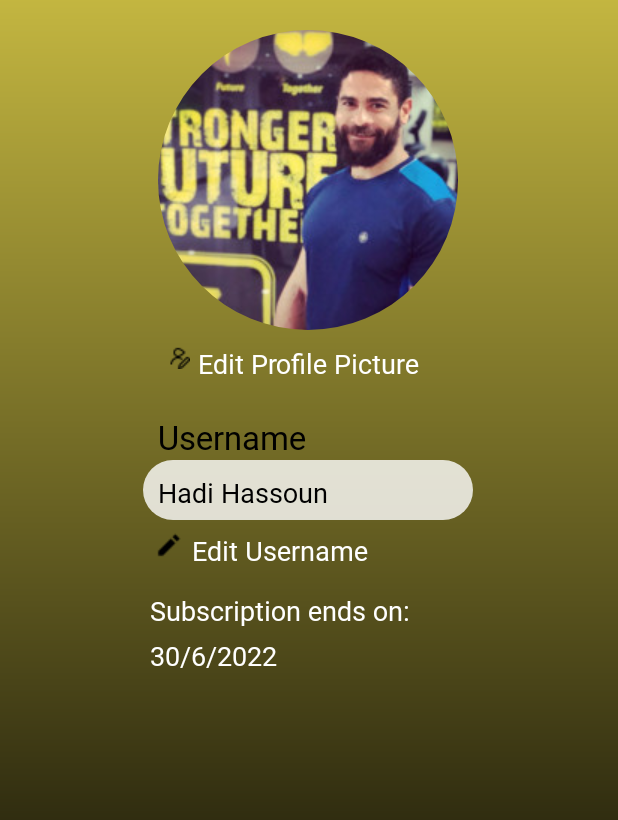
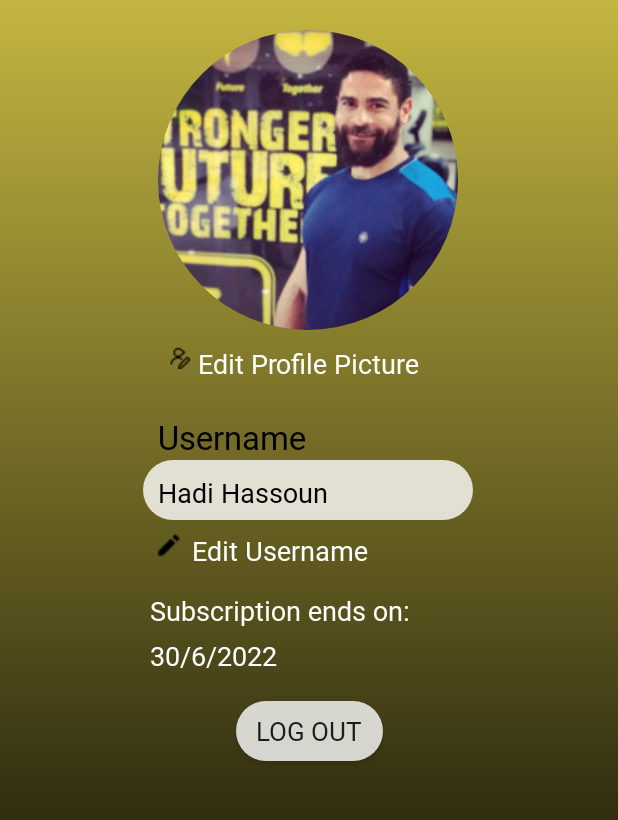
Before and after one commit to HassounHadi/FitPal, an Android app: the profilePage screen opened directly, with no data from a screen before it, on a phone screen of 412 x 824 dp, the part 146-966 px from its top. Run offline under Robolectric (Android 15) with nearby library versions, the light colour scheme and no system bars.

Commit message:
Page-7 Adding Logout Button

```diff
--- a/FrontEnd/app/src/main/res/layout/profile.xml
+++ b/FrontEnd/app/src/main/res/layout/profile.xml
@@ -108,30 +108,46 @@
         android:layout_marginTop="8dp"
         android:src="@drawable/edit_username"
         app:layout_constraintStart_toStartOf="@id/username"
-        app:layout_constraintTop_toBottomOf="@id/username"/>
+        app:layout_constraintTop_toBottomOf="@id/username" />
 
     <TextView
         android:id="@+id/subs"
         android:layout_width="wrap_content"
         android:layout_height="wrap_content"
+        android:layout_marginLeft="100dp"
+        android:layout_marginTop="15dp"
+        android:fontFamily="@font/seoulnamsan"
         android:text="Subscription ends on:"
-        android:fontFamily="@font/seoulnamsan"
+        android:textColor="@color/white"
         android:textSize="18dp"
-        android:textColor="@color/white"
-        app:layout_constraintTop_toBottomOf="@id/edit_usr"
         app:layout_constraintStart_toStartOf="parent"
-        android:layout_marginTop="15dp"
-        android:layout_marginLeft="100dp"/>
+        app:layout_constraintTop_toBottomOf="@id/edit_usr" />
 
     <TextView
+        android:id="@+id/dsubs"
         android:layout_width="wrap_content"
         android:layout_height="wrap_content"
+        android:layout_marginTop="5dp"
+        android:fontFamily="@font/seoulnamsan"
         android:text="30/6/2022"
-        android:fontFamily="@font/seoulnamsan"
         android:textColor="@color/white"
         android:textSize="18dp"
-        app:layout_constraintTop_toBottomOf="@id/subs"
         app:layout_constraintStart_toStartOf="@id/subs"
-        android:layout_marginTop="5dp"/>
+        app:layout_constraintTop_toBottomOf="@id/subs" />
+
+    <Button
+        android:id="@+id/logout"
+        android:layout_width="98dp"
+        android:layout_height="40dp"
+        android:layout_marginTop="18dp"
+        android:background="@drawable/rectangle_3"
+        android:fontFamily="@font/seoulnamsan"
+        android:text="Log Out"
+        android:textAlignment="center"
+        android:textSize="17dp"
+        app:layout_constraintEnd_toEndOf="parent"
+        app:layout_constraintHorizontal_bias="0.5"
+        app:layout_constraintStart_toStartOf="parent"
+        app:layout_constraintTop_toBottomOf="@id/dsubs" />
 
 </androidx.constraintlayout.widget.ConstraintLayout>
```
